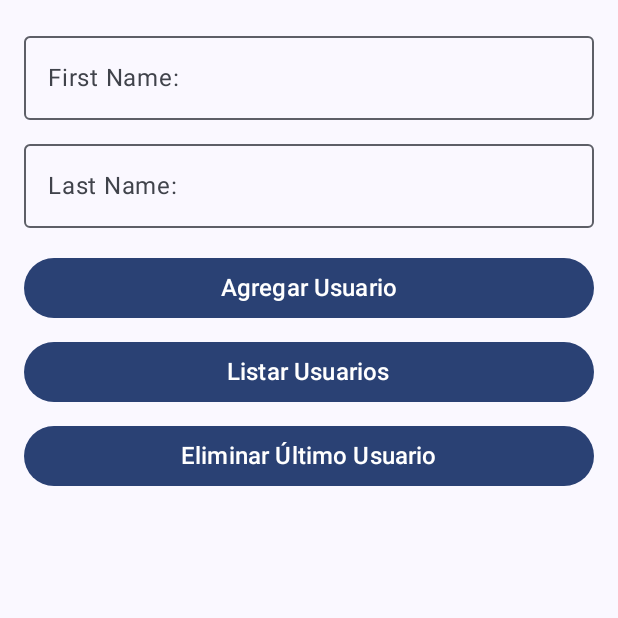
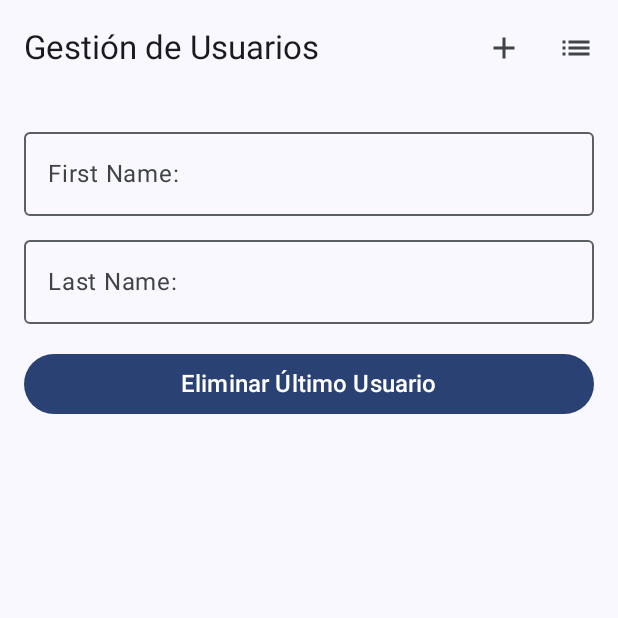
Before and after one commit to aresCharcaC/lab7_1, an Android app built with Jetpack Compose: the screen it shows after launch (MainActivity), on a phone screen of 412 x 824 dp, the top half of it. Run offline under Robolectric (Android 15) with nearby library versions, the phone set to English and light mode, and no system bars; 3 statements that could not run were skipped.

Commit message:
se coloca un boton de + en el topbar para insertar usuario, un icono de list y al hacer clic despliegue un menu desplegable de los usuarios ingresados

```diff
--- a/app/src/main/java/com/example/lab7_1/ui/ScreenUser.kt
+++ b/app/src/main/java/com/example/lab7_1/ui/ScreenUser.kt
@@ -13,6 +13,11 @@ import com.example.DB.DAO.UserDao
 import com.example.DB.UserDatabase
 import com.example.DB.entity.User
 import androidx.compose.foundation.layout.*
+import androidx.compose.foundation.lazy.LazyColumn
+import androidx.compose.foundation.lazy.items
+import androidx.compose.material.icons.Icons
+import androidx.compose.material.icons.filled.Add
+import androidx.compose.material.icons.filled.List
 import androidx.compose.material3.*
 import androidx.compose.runtime.*
 import androidx.compose.ui.Modifier
@@ -26,14 +31,65 @@ fun ScreenUser() {
     val db = remember { UserDatabase.getDatabase(context) }
     var firstName by remember { mutableStateOf("") }
     var lastName by remember { mutableStateOf("") }
-    var dataUser by remember { mutableStateOf("") }
+    var isDropdownExpanded by remember { mutableStateOf(false) }
+    var users by remember { mutableStateOf<List<User>>(emptyList()) }
 
     val dao = db.userDao()
     val coroutineScope = rememberCoroutineScope()
 
+    Scaffold(
+        topBar = {
+            TopAppBar(
+                title = { Text("Gestión de Usuarios") },
+                actions = {
+                    IconButton(onClick = {
+                        if (firstName.isNotBlank() && lastName.isNotBlank()) {
+                            val user = User(firstName = firstName, lastName = lastName)
+                            coroutineScope.launch {
+                                dao.insert(user)
+                                firstName = ""
+                                lastName = ""
+                            }
+                        }
+                    }) {
+                        Icon(Icons.Default.Add, contentDescription = "Agregar Usuario")
+                    }
+                    Box {
+                        IconButton(onClick = {
+                            coroutineScope.launch {
+                                users = dao.getAll()
+                                isDropdownExpanded = true
+                            }
+                        }) {
+                            Icon(Icons.Default.List, contentDescription = "Listar Usuarios")
+                        }
+                        DropdownMenu(
+                            expanded = isDropdownExpanded,
+                            onDismissRequest = { isDropdownExpanded = false }
+                        ) {
+                            if (users.isEmpty()) {
+                                DropdownMenuItem(
+                                    text = { Text("No hay usuarios") },
+                                    onClick = { }
+                                )
+                            } else {
+                                users.forEach { user ->
+                                    DropdownMenuItem(
+                                        text = { Text("${user.firstName} ${user.lastName}") },
+                                        onClick = { }
+                                    )
+                                }
+                            }
+                        }
+                    }
+                }
+            )
+        }
+    ) { paddingValues ->
         Column(
             modifier = Modifier
                 .fillMaxSize()
+                .padding(paddingValues)
                 .padding(16.dp)
         ) {
             OutlinedTextField(
@@ -54,53 +110,14 @@ fun ScreenUser() {
             Spacer(Modifier.height(16.dp))
             Button(
                 onClick = {
-                val user = User(firstName = firstName, lastName = lastName)
-                coroutineScope.launch {
-                    dao.insert(user)
-                    firstName = ""
-                    lastName = ""
-                }
-            },
-            modifier = Modifier.fillMaxWidth()
-        ) {
-            Text("Agregar Usuario", fontSize = 16.sp)
-        }
-        Spacer(Modifier.height(8.dp))
-        Button(
-            onClick = {
-                coroutineScope.launch {
-                    dataUser = getUsers(dao)
-                }
-            },
-            modifier = Modifier.fillMaxWidth()
-        ) {
-            Text("Listar Usuarios", fontSize = 16.sp)
-        }
-        Spacer(Modifier.height(8.dp))
-        Button(
-            onClick = {
                     coroutineScope.launch {
                         dao.deleteLastUser()
-                    dataUser = getUsers(dao)
                     }
                 },
                 modifier = Modifier.fillMaxWidth()
             ) {
                 Text("Eliminar Último Usuario", fontSize = 16.sp)
             }
-        Spacer(Modifier.height(16.dp))
-        Text(
-            text = dataUser,
-            fontSize = 20.sp
-        )
         }
     }
-
-suspend fun getUsers(dao: UserDao): String {
-    var rpta = ""
-    val users = dao.getAll()
-    users.forEach { user ->
-        rpta += "${user.firstName} - ${user.lastName}\n"
 }
-    return rpta
-}
```
Lines whose indentation alone changed are shown as unchanged.
